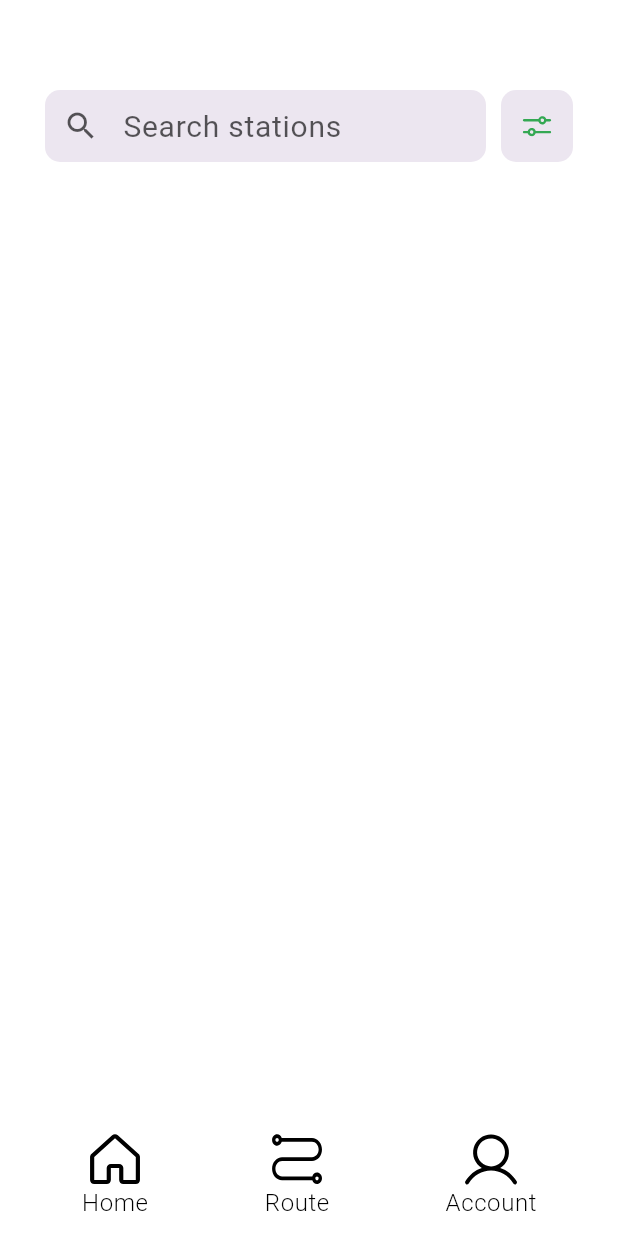
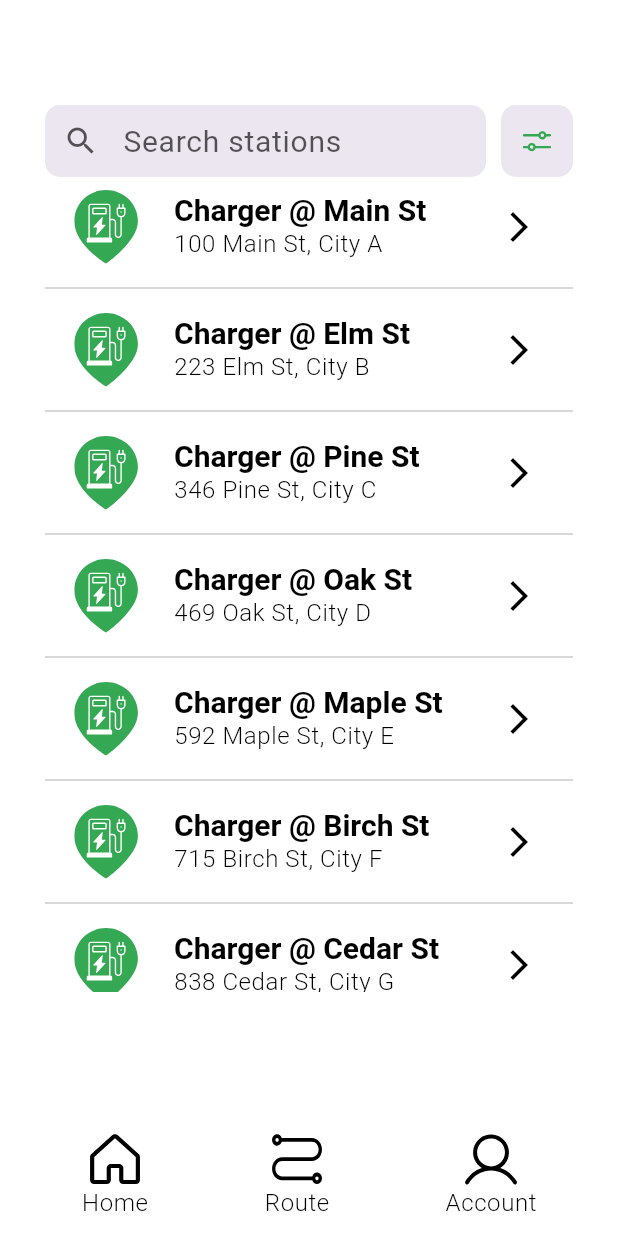
Before and after one commit to ev-charger-project/flutter, a Flutter app: the SearchScreen screen opened by its route, on a phone screen of 412 x 824 dp. Run offline on Flutter 3.47's test engine with Material 3 defaults, Android fonts, the phone set to English and light mode, and no system bars; our stand-ins replace auto_route, flutter_riverpod, flutter_svg, freezed_annotation, google_maps_flutter, hive and 3 more; missing offline and left inert: flutter_image_converter, syncfusion_flutter_core; accounts and stored records are empty.

Commit message:
search screen search bar and filter stable

```diff
--- a/lib/features/search/presentation/screens/search_screen.dart
+++ b/lib/features/search/presentation/screens/search_screen.dart
@@ -1,10 +1,8 @@
-import 'dart:convert';
 import 'package:auto_route/annotations.dart';
 import 'package:auto_route/auto_route.dart';
+import 'package:ev_charger/features/search/presentation/widgets/search_bar_and_filter.dart';
 import 'package:ev_charger/shared/presentation/widgets/bottom_app_bar.dart';
 import 'package:flutter_svg/flutter_svg.dart';
-import 'package:hive/hive.dart';
-import 'package:http/http.dart' as http;
 
 import 'package:flutter/material.dart';
 import 'package:flutter_riverpod/flutter_riverpod.dart';
@@ -21,10 +19,43 @@ class SearchScreen extends ConsumerStatefulWidget {
 
 class _SearchScreenState extends ConsumerState<SearchScreen> {
   TextEditingController _searchController = TextEditingController();
-  List<String> _suggestions = [];
+  List<Map<String, String>> _suggestions = [];
 
   // check if user is typing in the search bar
   bool _isTyping = false;
+
+  // example dataset
+  @override
+  void initState() {
+    super.initState();
+    _suggestions = generateChargerLocationsBasedOnStreetName();
+  }
+
+  List<Map<String, String>> generateChargerLocationsBasedOnStreetName() {
+    List<Map<String, String>> chargerLocations = [];
+    List<String> streetNames = [
+      'Main St',
+      'Elm St',
+      'Pine St',
+      'Oak St',
+      'Maple St',
+      'Birch St',
+      'Cedar St',
+      'Spruce St',
+      'Willow St',
+      'Aspen St'
+    ];
+
+    for (int i = 0; i < streetNames.length; i++) {
+      chargerLocations.add({
+        'name': 'Charger @ ${streetNames[i]}',
+        'details':
+            '${i * 123 + 100} ${streetNames[i]}, City ${String.fromCharCode(65 + i)}',
+      });
+    }
+
+    return chargerLocations;
+  }
 
   Future<void> _getSuggestions(String query) async {
     if (query.isEmpty) {
@@ -37,9 +68,13 @@ class _SearchScreenState extends ConsumerState<SearchScreen> {
 
     setState(() {
       _isTyping = true;
+      _suggestions = generateChargerLocationsBasedOnStreetName()
+          .where((location) =>
+              location['name']!.toLowerCase().contains(query.toLowerCase()))
+          .toList();
     });
 
-    final response = await http
+    /*final response = await http
         .get(Uri.parse('https://api.example.com/locations?query=$query'));
 
     if (response.statusCode == 200) {
@@ -52,99 +87,179 @@ class _SearchScreenState extends ConsumerState<SearchScreen> {
       setState(() {
         _suggestions = [];
       });
+    }*/
   }
+
+  Widget _buildListItem(BuildContext context, int index) {
+    return Column(
+      children: [
+        ListTile(
+          title: Row(
+            children: [
+              SvgPicture.asset(
+                'assets/icons/station_marker.svg',
+                width: 50,
+                height: 50,
+              ),
+              const SizedBox(width: 20),
+              Expanded(
+                child: Column(
+                  crossAxisAlignment: CrossAxisAlignment.start,
+                  children: [
+                    Text(
+                      _suggestions[index]['name']!,
+                      style: Theme.of(context).textTheme.displayMedium,
+                    ),
+                    Text(
+                      _suggestions[index]['details']!,
+                      style: Theme.of(context).textTheme.bodySmall,
+                    ),
+                  ],
+                ),
+              ),
+              const Icon(Icons.arrow_forward_ios),
+            ],
+          ),
+          onTap: () => print("Location tapped"),
+        ),
+        Divider(
+          color: Theme.of(context).dividerColor,
+          thickness: 1,
+        ),
+      ],
+    );
   }
 
   @override
   Widget build(BuildContext context) {
+    final bottomPadding = MediaQuery.of(context).size.height * 0.1;
     return Scaffold(
-      body: SingleChildScrollView(
-        child: Padding(
-          padding: const EdgeInsets.only(
-            left: 30,
-            right: 30,
-            top: 60,
-            bottom: 60,
-          ),
-          child: Column(
+      body: Column(
         children: [
-              Row(
-                children: [
-                  Expanded(
-                    child: Container(
-                      decoration: BoxDecoration(
-                        color: Color(0xFFECE6F0),
-                        borderRadius: BorderRadius.circular(10),
-                      ),
-                      child: TextField(
+          Padding(
+            padding: const EdgeInsets.only(top: 70, left: 30, right: 30),
+            child: SearchBarAndFilter(
               controller: _searchController,
-                        decoration: InputDecoration(
-                          hintText: 'Search stations',
-                          hintStyle: TextStyle(
-                            color: _isTyping
-                                ? Colors.black
-                                : Colors.black.withOpacity(0.65),
-                          ),
-                          prefixIcon: Icon(
-                            Icons.search,
-                            color: _isTyping
-                                ? Colors.black
-                                : Colors.black.withOpacity(0.65),
-                          ),
-                          border: OutlineInputBorder(
-                            borderRadius: BorderRadius.circular(10),
-                            borderSide: BorderSide.none,
-                          ),
-                          focusedBorder: OutlineInputBorder(
-                            borderRadius: BorderRadius.circular(10),
-                            borderSide: BorderSide(
-                              color: Color(0xFFA8CAB1),
-                              width: 2,
+              onChanged: _getSuggestions,
+              isTyping: _isTyping,
+              onFilterPressed: () => context.router.push(FilterRoute()),
             ),
           ),
-                          contentPadding: EdgeInsets.all(8.0),
+          Expanded(
+            child: Padding(
+              padding:
+                  EdgeInsets.only(left: 30, right: 30, bottom: bottomPadding),
+              child: ListView.builder(
+                itemCount: _suggestions.length,
+                itemBuilder: _buildListItem,
               ),
-                        style: TextStyle(
-                          color: _isTyping
-                              ? Colors.black
-                              : Colors.black.withOpacity(0.65),
-                        ),
-                        onChanged: (value) {
-                          _getSuggestions(value);
-                        },
-                      ),
-                    ),
-                  ),
-                  const SizedBox(width: 10),
-                  Container(
-                    decoration: BoxDecoration(
-                      color: Color(0xFFECE6F0),
-                      borderRadius: BorderRadius.circular(10),
-                    ),
-                    child: IconButton(
-                      icon: SvgPicture.asset(
-                        'assets/icons/filter_icon.svg',
-                        width: 20,
-                        height: 20,
-                      ),
-                      onPressed: () {
-                        context.router.push(FilterRoute());
-                      },
             ),
           ),
         ],
       ),
+      bottomNavigationBar: const SimpleBottomAppBar(),
+    );
+
+    /*return Scaffold(
+      body: SingleChildScrollView(
+        child: Padding(
+          padding:
+              const EdgeInsets.only(top: 70, left: 30, right: 30, bottom: 30),
+          child: Column(
+            children: [
+              SearchBarAndFilter(
+                controller: _searchController,
+                onChanged: _getSuggestions,
+                isTyping: _isTyping,
+                onFilterPressed: () {
+                  context.router.push(FilterRoute());
+                },
+              ),
               if (_suggestions.isNotEmpty)
-                Expanded(
+                Padding(
+                  padding: EdgeInsets.only(bottom: bottomPadding),
                   child: ListView.builder(
                     shrinkWrap: true,
+                    physics: NeverScrollableScrollPhysics(),
+                    itemCount: _suggestions.length,
+                    itemBuilder: _buildListItem,
+                  ),
+                ),
+            ],
+          ),
+        ),
+      ),
+      bottomNavigationBar: SimpleBottomAppBar(),
+    );*/
+    /*return Scaffold(
+      body: SingleChildScrollView(
+        child: Padding(
+          padding:
+              const EdgeInsets.only(top: 70, left: 30, right: 30, bottom: 30),
+          child: Column(
+            children: [
+              SearchBarAndFilter(
+                controller: _searchController,
+                onChanged: _getSuggestions,
+                isTyping: _isTyping,
+                onFilterPressed: () {
+                  context.router.push(FilterRoute());
+                },
+              ),
+              if (_suggestions.isNotEmpty)
+                Padding(
+                  padding: EdgeInsets.only(
+                      bottom: MediaQuery.of(context).size.height * 0.1),
+                  // Adjust this value based on your bottom navigation bar's height
+                  child: ListView.builder(
+                    shrinkWrap: true,
+                    physics: NeverScrollableScrollPhysics(),
                     itemCount: _suggestions.length,
                     itemBuilder: (context, index) {
-                      return ListTile(
-                        title: Text(_suggestions[index]),
+                      return Column(
+                        children: [
+                          ListTile(
+                            title: Row(
+                              children: [
+                                SvgPicture.asset(
+                                  'assets/icons/station_marker.svg',
+                                  // Station icon
+                                  width: 50,
+                                  height: 50,
+                                ),
+                                SizedBox(width: 20),
+                                Expanded(
+                                  child: Column(
+                                    crossAxisAlignment:
+                                        CrossAxisAlignment.start,
+                                    children: [
+                                      Text(
+                                        _suggestions[index]['name']!,
+                                        style: Theme.of(context)
+                                            .textTheme
+                                            .displayMedium,
+                                      ),
+                                      Text(
+                                        _suggestions[index]['details']!,
+                                        style: Theme.of(context)
+                                            .textTheme
+                                            .bodySmall,
+                                      ),
+                                    ],
+                                  ),
+                                ),
+                                Icon(Icons.arrow_forward_ios),
+                              ],
+                            ),
                             onTap: () {
-                          // Handle suggestion tap
+                              print("Location tapped");
                             },
+                          ),
+                          Divider(
+                            color: Theme.of(context).dividerColor,
+                            thickness: 1,
+                          ),
+                        ],
                       );
                     },
                   ),
@@ -154,23 +269,6 @@ class _SearchScreenState extends ConsumerState<SearchScreen> {
         ),
       ),
       bottomNavigationBar: SimpleBottomAppBar(),
-
-      /*BottomNavigationBar(
-        items: [
-          BottomNavigationBarItem(
-            icon: SvgPicture.asset('assets/icons/home_icon.svg'),
-            label: 'Home',
-          ),
-          BottomNavigationBarItem(
-            icon: SvgPicture.asset('assets/icons/route_icon.svg'),
-            label: 'Route',
-          ),
-          BottomNavigationBarItem(
-            icon: SvgPicture.asset('assets/icons/account_icon.svg'),
-            label: 'Account',
-          ),
-        ],
-      ),*/
-    );
+    );*/
   }
 }
--- /dev/null
+++ b/lib/features/search/presentation/widgets/search_bar_and_filter.dart
@@ -0,0 +1,79 @@
+import 'package:flutter/material.dart';
+import 'package:flutter_svg/flutter_svg.dart';
+
+class SearchBarAndFilter extends StatelessWidget {
+  final TextEditingController controller;
+  final Function(String) onChanged;
+  final bool isTyping;
+  final VoidCallback onFilterPressed;
+
+  const SearchBarAndFilter({
+    Key? key,
+    required this.controller,
+    required this.onChanged,
+    required this.isTyping,
+    required this.onFilterPressed,
+  }) : super(key: key);
+
+  @override
+  Widget build(BuildContext context) {
+    return Row(
+      children: [
+        Expanded(
+          child: Container(
+            decoration: BoxDecoration(
+              color: Color(0xFFECE6F0),
+              borderRadius: BorderRadius.circular(10),
+            ),
+            child: TextField(
+              controller: controller,
+              decoration: InputDecoration(
+                hintText: 'Search stations',
+                hintStyle: TextStyle(
+                  color:
+                      isTyping ? Colors.black : Colors.black.withOpacity(0.65),
+                ),
+                prefixIcon: Icon(
+                  Icons.search,
+                  color:
+                      isTyping ? Colors.black : Colors.black.withOpacity(0.65),
+                ),
+                border: OutlineInputBorder(
+                  borderRadius: BorderRadius.circular(10),
+                  borderSide: BorderSide.none,
+                ),
+                focusedBorder: OutlineInputBorder(
+                  borderRadius: BorderRadius.circular(10),
+                  borderSide: BorderSide(
+                    color: Color(0xFFA8CAB1),
+                    width: 2,
+                  ),
+                ),
+                contentPadding: EdgeInsets.all(8.0),
+              ),
+              style: TextStyle(
+                color: isTyping ? Colors.black : Colors.black.withOpacity(0.65),
+              ),
+              onChanged: onChanged,
+            ),
+          ),
+        ),
+        const SizedBox(width: 10),
+        Container(
+          decoration: BoxDecoration(
+            color: Color(0xFFECE6F0),
+            borderRadius: BorderRadius.circular(10),
+          ),
+          child: IconButton(
+            icon: SvgPicture.asset(
+              'assets/icons/filter_icon.svg',
+              width: 20,
+              height: 20,
+            ),
+            onPressed: onFilterPressed,
+          ),
+        ),
+      ],
+    );
+  }
+}
```
Also changed, not shown: assets/icons/station_marker.svg (added). Lines whose indentation alone changed are shown as unchanged.
